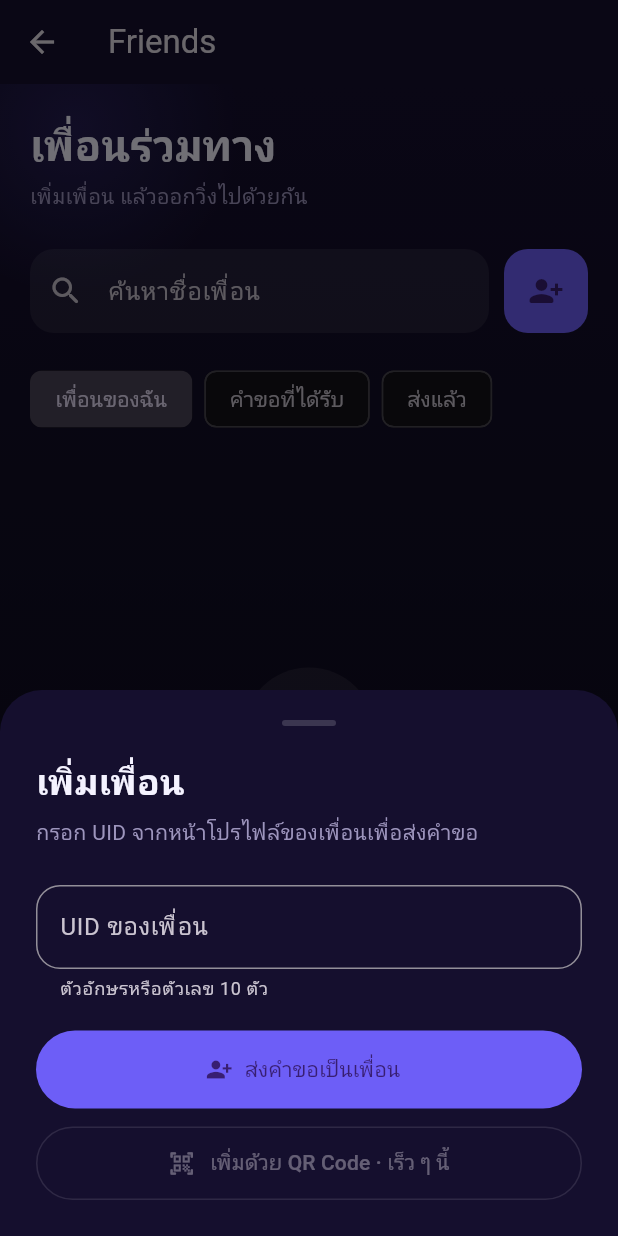
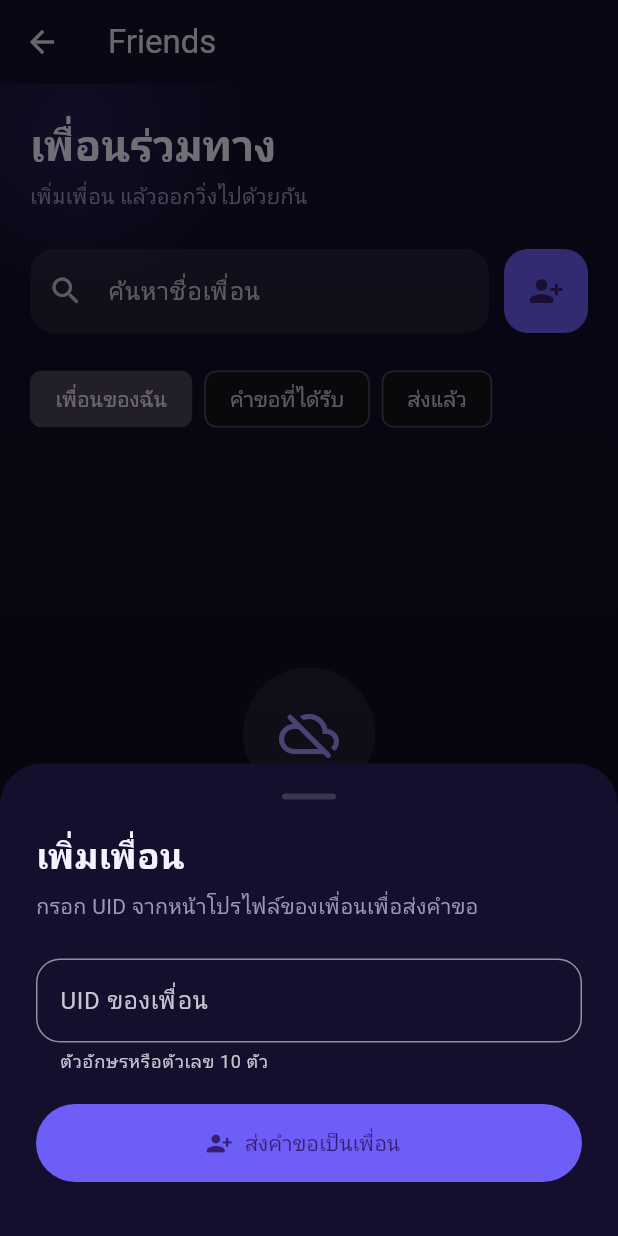
Before and after one commit to MasTerKey1121/Pacegasus_application, a Flutter app: the FriendsScreen screen opened directly, after a tap on the "person add alt 1" icon, on a phone screen of 412 x 824 dp. Run offline on Flutter 3.47's test engine with Material 3 defaults, Android fonts, the phone set to English and light mode, and no system bars; our stand-ins replace flutter_dotenv, flutter_riverpod, flutter_secure_storage, geolocator, google_fonts; missing offline and left inert: maplibre_gl; accounts and stored records are empty; network calls fail; Roboto replaces fonts that are missing (Kanit, Sarabun).

Commit message:
Update friends_screen.dart

```diff
--- a/frontend/lib/screens/friends/friends_screen.dart
+++ b/frontend/lib/screens/friends/friends_screen.dart
@@ -428,19 +428,6 @@ class _AddFriendSheetState extends ConsumerState<_AddFriendSheet> {
                         label: Text(
                             _sending ? 'กำลังส่งคำขอ…' : 'ส่งคำขอเป็นเพื่อน')),
                     const SizedBox(height: 12),
-                    const OutlinedButton(
-                        onPressed: null,
-                        child: Padding(
-                            padding: EdgeInsets.symmetric(vertical: 14),
-                            child: Row(
-                                mainAxisAlignment: MainAxisAlignment.center,
-                                children: [
-                                  Icon(Icons.qr_code_scanner_rounded),
-                                  SizedBox(width: 10),
-                                  Flexible(
-                                      child: Text(
-                                          'เพิ่มด้วย QR Code · เร็ว ๆ นี้')),
-                                ]))),
                   ])),
         ),
       );
```
